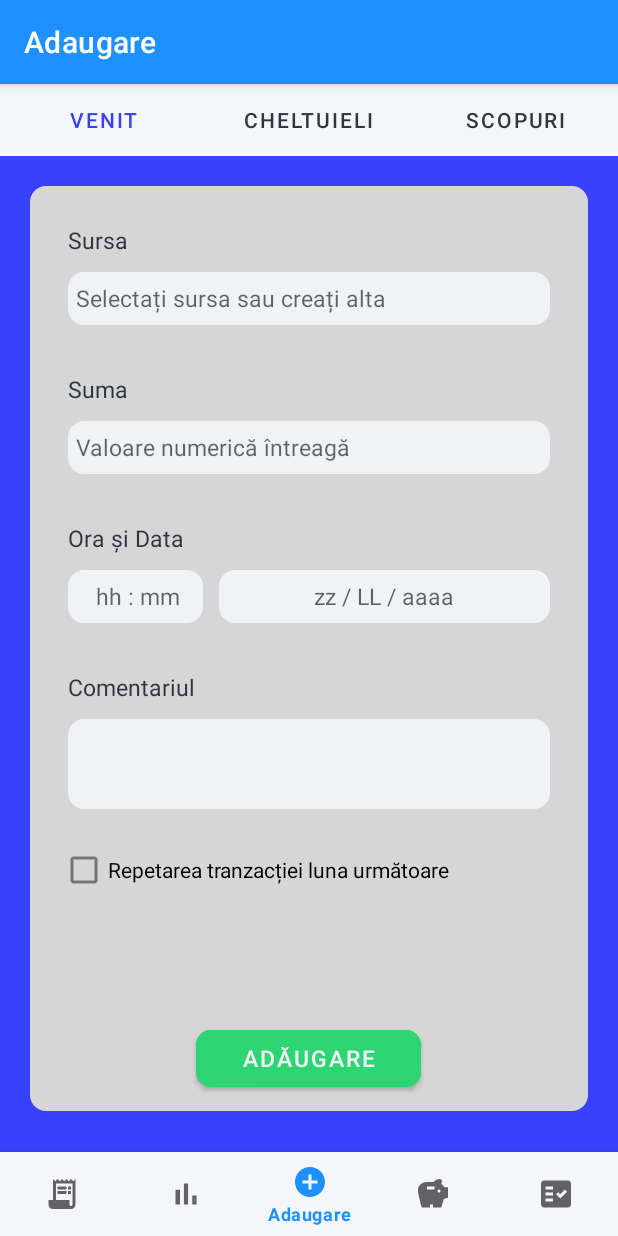
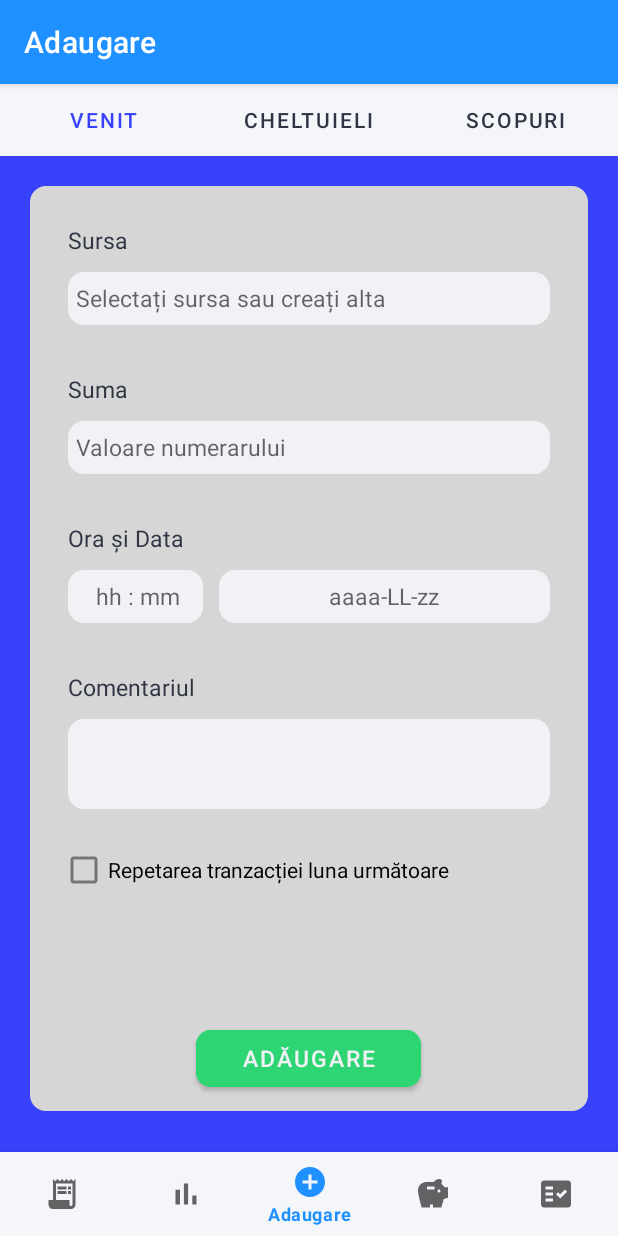
Before and after one commit to JulianNSH/MoneyManager, an Android app: the screen it shows after launch (MainActivity), item 3 of the bottom bar chosen, on a phone screen of 412 x 824 dp. Run offline under Robolectric (Android 15) with nearby library versions, the phone set to English and light mode, and no system bars; our stand-ins replace navigation-ui; libraries missing offline, so code that uses them is left out: com.github.mikephil.charting; 21 statements that could not run were skipped.

Commit message:
piechart/barchartfix/infolabels

```diff
--- a/app/src/main/java/github/julianNSH/moneymanager/overview/OverviewFragment.java
+++ b/app/src/main/java/github/julianNSH/moneymanager/overview/OverviewFragment.java
@@ -12,6 +12,7 @@ import android.view.View;
 import android.view.ViewGroup;
 import android.widget.Button;
 import android.widget.DatePicker;
+import android.widget.LinearLayout;
 import android.widget.TextView;
 
 import com.github.mikephil.charting.charts.BarChart;
@@ -22,6 +23,7 @@ import com.github.mikephil.charting.data.BarData;
 import com.github.mikephil.charting.data.BarDataSet;
 import com.github.mikephil.charting.data.BarEntry;
 import com.github.mikephil.charting.formatter.IndexAxisValueFormatter;
+import com.github.mikephil.charting.formatter.LargeValueFormatter;
 import com.github.mikephil.charting.formatter.ValueFormatter;
 import com.github.mikephil.charting.interfaces.datasets.IBarDataSet;
 import com.github.mikephil.charting.utils.ColorTemplate;
@@ -30,6 +32,7 @@ import java.util.ArrayList;
 import java.util.Calendar;
 import java.util.Collections;
 import java.util.HashMap;
+import java.util.List;
 
 import androidx.annotation.NonNull;
 import androidx.annotation.RequiresApi;
@@ -152,6 +155,20 @@ public class OverviewFragment extends Fragment {
         float totalIncome=databaseClass.getTotalIncome(date);
         float totalOutgoing=databaseClass.getTotalOutgoing(date);
         float inOutRatio;
+
+        TextView infoText = view.findViewById(R.id.infoText);
+        LinearLayout linearLayoutChart = view.findViewById(R.id.barChartLayout);
+        LinearLayout linearLayoutOverview = view.findViewById(R.id.overviewLayout);
+        if(overviewModelClasses.size()==0){
+            infoText.setVisibility(LinearLayout.VISIBLE);
+            linearLayoutChart.setVisibility(LinearLayout.GONE);
+            linearLayoutOverview.setVisibility(LinearLayout.GONE);
+        } else {
+            linearLayoutChart.setVisibility(LinearLayout.VISIBLE);
+            infoText.setVisibility(LinearLayout.GONE);
+            linearLayoutOverview.setVisibility(LinearLayout.VISIBLE);
+        }
+
         //TOP LAYOUT
         if(overviewModelClasses!=null) {
             incomeOverview = view.findViewById(R.id.incomeOverview);
@@ -216,43 +233,28 @@ public class OverviewFragment extends Fragment {
         /////CHART
         chart = view.findViewById(R.id.fragment_groupedbarchart_chart);
         BarData data = createChartData(month, year);
-        configureChartAppearance(month);
+        configureChartAppearance();
         prepareChartData(data);
     }
 
     @SuppressLint("DefaultLocale")
-    void configureChartAppearance(int month) {
+    void configureChartAppearance() {
         chart.setPinchZoom(false);
         chart.setDrawBarShadow(false);
         chart.setDrawGridBackground(false);
         chart.setDoubleTapToZoomEnabled(false);
         chart.getDescription().setEnabled(false);
 
-
-
         //TODO fix chart xAxis
         XAxis xAxis = chart.getXAxis();
         xAxis.setGranularity(1f);
         xAxis.setCenterAxisLabels(true);
 
-//        String[]months=new String[7];
-//
-//        for(int i=0; i<7; i++){
-//            if(month==13) month=1;
-//            months[i]=CustomDateParser.customDateParser(String.format("1111-%02d-11", month),"MMM");
-//            month++;
-//        }
-        xAxis.setValueFormatter(new IndexAxisValueFormatter(){
-            @Override
-            public String getFormattedValue(float value) {
-                return month+" "+value;
-            }
-        });
-
         YAxis leftAxis = chart.getAxisLeft();
         leftAxis.setDrawGridLines(false);
         leftAxis.setSpaceTop(35f);
         leftAxis.setAxisMinimum(0f);
+        leftAxis.setValueFormatter(new LargeValueFormatter());
 
         chart.getAxisRight().setEnabled(false);
         chart.getXAxis().setAxisMinimum(0);
@@ -286,7 +288,14 @@ public class OverviewFragment extends Fragment {
         dataSets.add(set2);
 
         BarData data = new BarData(dataSets);
+        data.setValueFormatter(new LargeValueFormatter());
 
+        ArrayList<String> months = new ArrayList<>();
+        for (int i=1; i<=MAX_X_VALUE; i++){
+            months.add(CustomDateParser.customDateParser(String.format("%04d-%02d-00",year,month+i-3),"MMM"));
+        }
+        XAxis xAxis = chart.getXAxis();
+        xAxis.setValueFormatter(new MyAxysValueFormatter(months));
         return data;
     }
 
@@ -300,4 +309,20 @@ public class OverviewFragment extends Fragment {
 
         chart.invalidate();
     }
+    public static class MyAxysValueFormatter extends IndexAxisValueFormatter {
+        private List labels;
+
+        public MyAxysValueFormatter(List<String> labels){
+            this.labels=labels;
+        }
+        @Override
+        public String getFormattedValue(float value) {
+            try {
+                int index = (int) value;
+                return String.valueOf(labels.get(index));
+            } catch (Exception e) {
+                return "";
+            }
+        }
+    }
 }
--- a/app/src/main/java/github/julianNSH/moneymanager/savings/SavingsFragment.java
+++ b/app/src/main/java/github/julianNSH/moneymanager/savings/SavingsFragment.java
@@ -17,11 +17,13 @@ import com.github.mikephil.charting.charts.LineChart;
 import com.github.mikephil.charting.components.AxisBase;
 import com.github.mikephil.charting.components.Legend;
 import com.github.mikephil.charting.components.XAxis;
+import com.github.mikephil.charting.components.YAxis;
 import com.github.mikephil.charting.data.Entry;
 import com.github.mikephil.charting.data.LineData;
 import com.github.mikephil.charting.data.LineDataSet;
 import com.github.mikephil.charting.formatter.IAxisValueFormatter;
 import com.github.mikephil.charting.formatter.IndexAxisValueFormatter;
+import com.github.mikephil.charting.formatter.LargeValueFormatter;
 import com.github.mikephil.charting.formatter.PercentFormatter;
 import com.github.mikephil.charting.formatter.ValueFormatter;
 import com.github.mikephil.charting.interfaces.datasets.ILineDataSet;
@@ -126,6 +128,9 @@ public class SavingsFragment extends Fragment {
         xAxis.setGranularity(1);
         xAxis.setLabelCount(months.size());
 
+        YAxis yAxis = chart.getAxisLeft();
+        yAxis.setValueFormatter(new LargeValueFormatter());
+
         chart.getAxisRight().setEnabled(false);
         chart.setDescription(null);
         chart.setDrawBorders(true);
@@ -137,6 +142,7 @@ public class SavingsFragment extends Fragment {
 
 
         LineData data = new LineData(dataSets);
+        data.setValueFormatter(new LargeValueFormatter());
         chart.setData(data);
         chart.invalidate();
 
--- a/app/src/main/res/layout/fragment_add_income.xml
+++ b/app/src/main/res/layout/fragment_add_income.xml
@@ -104,8 +104,9 @@
                         android:ems="10"
                         android:textSize="15sp"
                         android:textColor="@color/black"
-                        android:inputType="number"
-                        android:hint="Valoare numerică întreagă"/>
+                        android:inputType="numberDecimal"
+                        android:hint="Valoare numerarului"
+                        />
                 </LinearLayout>
             </LinearLayout>
 
@@ -169,7 +170,7 @@
                             android:textColor="@color/black"
                             android:ems="10"
                             android:inputType="date"
-                            android:hint="zz / LL / aaaa"
+                            android:hint="aaaa-LL-zz"
                             android:gravity="center"/>
                     </LinearLayout>
                 </LinearLayout>
--- a/app/src/main/res/layout/fragment_add_other.xml
+++ b/app/src/main/res/layout/fragment_add_other.xml
@@ -106,7 +106,7 @@
                             android:backgroundTint="@color/white"
                             android:textSize="15sp"
                             android:textColor="@color/black"
-                            android:inputType="number"
+                            android:inputType="numberDecimal"
                             android:hint="Valoarea numerarului"/>
                     </LinearLayout>
 
@@ -176,7 +176,7 @@
                                 android:textColor="@color/black"
                                 android:inputType="date"
                                 android:ems="10"
-                                android:hint="zz / LL / aaaa"
+                                android:hint="aaaa-LL-zz"
                                 android:gravity="center"/>
                         </LinearLayout>
                     </LinearLayout>
--- a/app/src/main/res/layout/fragment_add_outgoing.xml
+++ b/app/src/main/res/layout/fragment_add_outgoing.xml
@@ -120,7 +120,7 @@
                         android:ems="10"
                         android:textSize="15sp"
                         android:textColor="@color/black"
-                        android:inputType="number"
+                        android:inputType="numberDecimal"
                         android:hint="Valoare numerarului"/>
                 </LinearLayout>
             </LinearLayout>
@@ -185,7 +185,7 @@
                             android:textColor="@color/black"
                             android:ems="10"
                             android:inputType="date"
-                            android:hint="zz / LL / aaaa"
+                            android:hint="aaaa-LL-zz"
                             android:gravity="center"/>
                     </LinearLayout>
                 </LinearLayout>
```
Also changed, not shown: app/src/main/java/github/julianNSH/moneymanager/statistics/StatisticsFragment.java (+63 -27 lines), app/src/main/res/layout/fragment_overview.xml (+13 -1 lines), app/src/main/res/layout/fragment_statistics.xml (+16 -25 lines).
